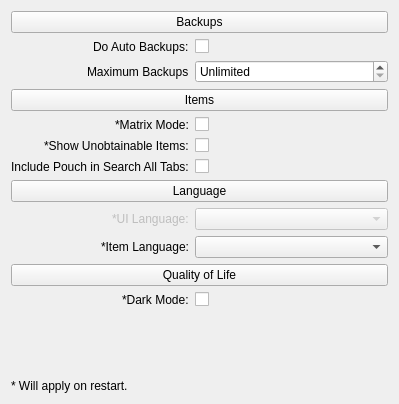
The window that gui/settings/settingsui.ui (EnderHDMC/MHWISaveEditor) describes before a commit, drawn with Qt 5.
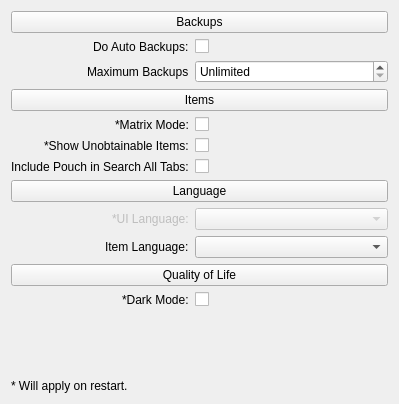
The same window after the commit.

Commit message: Hot-reload item language

The edit to the form file:
```diff
--- a/gui/settings/settingsui.ui
+++ b/gui/settings/settingsui.ui
@@ -152,7 +152,7 @@
    <item row="11" column="0">
     <widget class="QLabel" name="lblItemLanguage">
      <property name="text">
-      <string>*Item Language:</string>
+      <string>Item Language:</string>
      </property>
     </widget>
    </item>
```
The commit also changes 4 other files.
